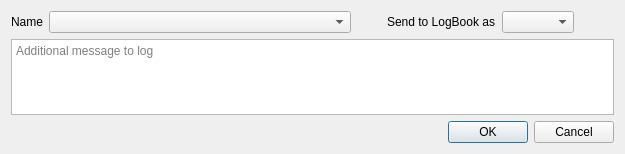
Old version of the form src/pythonGui/karabogui/dialogs/ui/logbook.ui in the repository European-XFEL/Karabo.
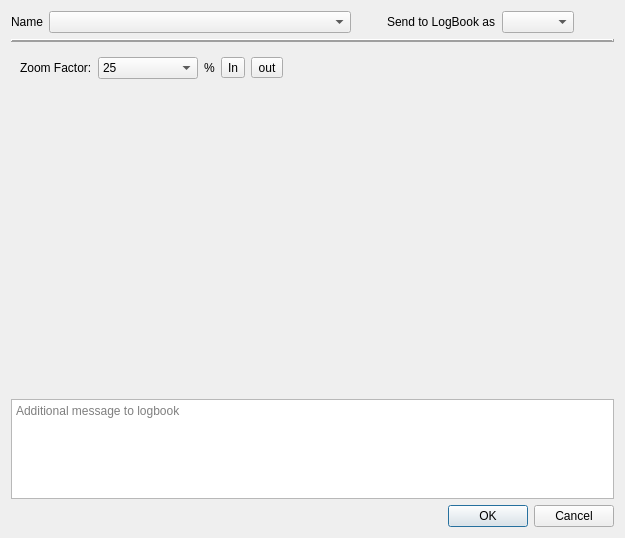
New version of the form.

Commit message: GUI: LogBook image preview

What changed in the file:
```diff
--- a/src/pythonGui/karabogui/dialogs/ui/logbook.ui
+++ b/src/pythonGui/karabogui/dialogs/ui/logbook.ui
@@ -7,7 +7,7 @@
     <x>0</x>
     <y>0</y>
     <width>625</width>
-    <height>154</height>
+    <height>538</height>
    </rect>
   </property>
   <property name="minimumSize">
@@ -25,7 +25,7 @@
   <property name="windowTitle">
    <string>Logbook: Preview</string>
   </property>
-  <layout class="QVBoxLayout" name="verticalLayout" stretch="0,2,0">
+  <layout class="QVBoxLayout" name="verticalLayout" stretch="0,0,6,0,0">
    <item>
     <layout class="QHBoxLayout" name="horizontalLayout_3">
      <item>
@@ -100,6 +100,136 @@
      </item>
     </layout>
    </item>
+   <item>
+    <widget class="Line" name="line">
+     <property name="frameShadow">
+      <enum>QFrame::Raised</enum>
+     </property>
+     <property name="lineWidth">
+      <number>2</number>
+     </property>
+     <property name="orientation">
+      <enum>Qt::Horizontal</enum>
+     </property>
+    </widget>
+   </item>
+   <item>
+    <widget class="QStackedWidget" name="stackedWidget">
+     <widget class="QWidget" name="image_page">
+      <layout class="QVBoxLayout" name="verticalLayout_2">
+       <item>
+        <layout class="QHBoxLayout" name="horizontalLayout_4" stretch="0,0,0,0,0,0">
+         <item>
+          <widget class="QLabel" name="label_2">
+           <property name="text">
+            <string>Zoom Factor:</string>
+           </property>
+          </widget>
+         </item>
+         <item>
+          <widget class="QComboBox" name="zoom_factor">
+           <property name="minimumSize">
+            <size>
+             <width>100</width>
+             <height>0</height>
+            </size>
+           </property>
+           <item>
+            <property name="text">
+             <string>25</string>
+            </property>
+           </item>
+           <item>
+            <property name="text">
+             <string>50</string>
+            </property>
+           </item>
+           <item>
+            <property name="text">
+             <string>75</string>
+            </property>
+           </item>
+           <item>
+            <property name="text">
+             <string>100</string>
+            </property>
+           </item>
+           <item>
+            <property name="text">
+             <string>125</string>
+            </property>
+           </item>
+           <item>
+            <property name="text">
+             <string>150</string>
+            </property>
+           </item>
+           <item>
+            <property name="text">
+             <string>200</string>
+            </property>
+           </item>
+           <item>
+            <property name="text">
+             <string>250</string>
+            </property>
+           </item>
+          </widget>
+         </item>
+         <item>
+          <widget class="QLabel" name="label_4">
+           <property name="text">
+            <string>%</string>
+           </property>
+          </widget>
+         </item>
+         <item>
+          <widget class="QToolButton" name="zoom_in_button">
+           <property name="toolTip">
+            <string>Zoom In</string>
+           </property>
+           <property name="text">
+            <string>In</string>
+           </property>
+          </widget>
+         </item>
+         <item>
+          <widget class="QToolButton" name="zoom_out_button">
+           <property name="toolTip">
+            <string>Zoom Out</string>
+           </property>
+           <property name="text">
+            <string>out</string>
+           </property>
+          </widget>
+         </item>
+         <item>
+          <spacer name="horizontalSpacer_3">
+           <property name="orientation">
+            <enum>Qt::Horizontal</enum>
+           </property>
+           <property name="sizeHint" stdset="0">
+            <size>
+             <width>200</width>
+             <height>20</height>
+            </size>
+           </property>
+          </spacer>
+         </item>
+        </layout>
+       </item>
+       <item>
+        <widget class="QGraphicsView" name="image_view">
+         <property name="styleSheet">
+          <string notr="true">background: transparent;</string>
+         </property>
+        </widget>
+       </item>
+      </layout>
+     </widget>
+     <widget class="QWidget" name="table_page"/>
+    </widget>
+   </item>
    <item>
     <widget class="QPlainTextEdit" name="caption_edit">
      <property name="sizePolicy">
@@ -111,11 +241,11 @@
      <property name="maximumSize">
       <size>
        <width>16777215</width>
-       <height>16777215</height>
+       <height>100</height>
       </size>
      </property>
      <property name="placeholderText">
-      <string>Additional message to log</string>
+      <string>Additional message to logbook</string>
      </property>
     </widget>
    </item>
```
The commit also changes 1 other file.
